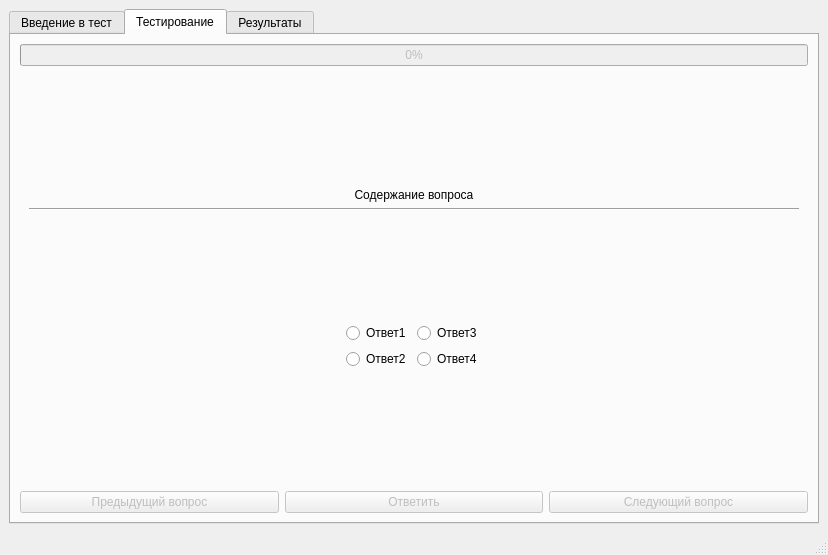
Before: the Qt Designer form Mini-test/mainwindow.ui in KeltorHD/lr_visual_programming, drawn with Qt 5.
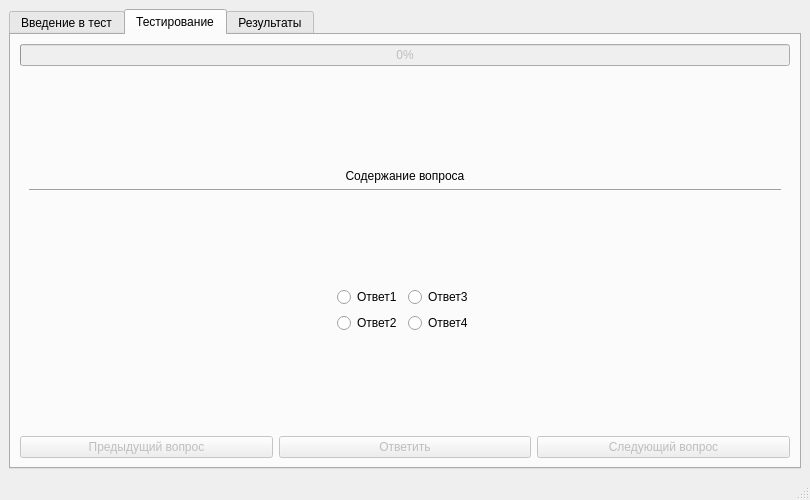
After: the same form once the commit is applied. The open tabs and pages were chosen to show the change.

The edit to the form file:
```diff
--- a/Mini-test/mainwindow.ui
+++ b/Mini-test/mainwindow.ui
@@ -6,10 +6,16 @@
    <rect>
     <x>0</x>
     <y>0</y>
-    <width>828</width>
-    <height>555</height>
+    <width>800</width>
+    <height>500</height>
    </rect>
   </property>
+  <property name="sizePolicy">
+   <sizepolicy hsizetype="Fixed" vsizetype="Fixed">
+    <horstretch>0</horstretch>
+    <verstretch>0</verstretch>
+   </sizepolicy>
+  </property>
   <property name="windowTitle">
    <string>Мини-тестирование</string>
   </property>
@@ -328,6 +334,9 @@
               <property name="alignment">
                <set>Qt::AlignCenter</set>
               </property>
+              <property name="wordWrap">
+               <bool>true</bool>
+              </property>
              </widget>
             </item>
             <item>
```
Left out of the diff: 23 changed lines with no effect on the pictures.
